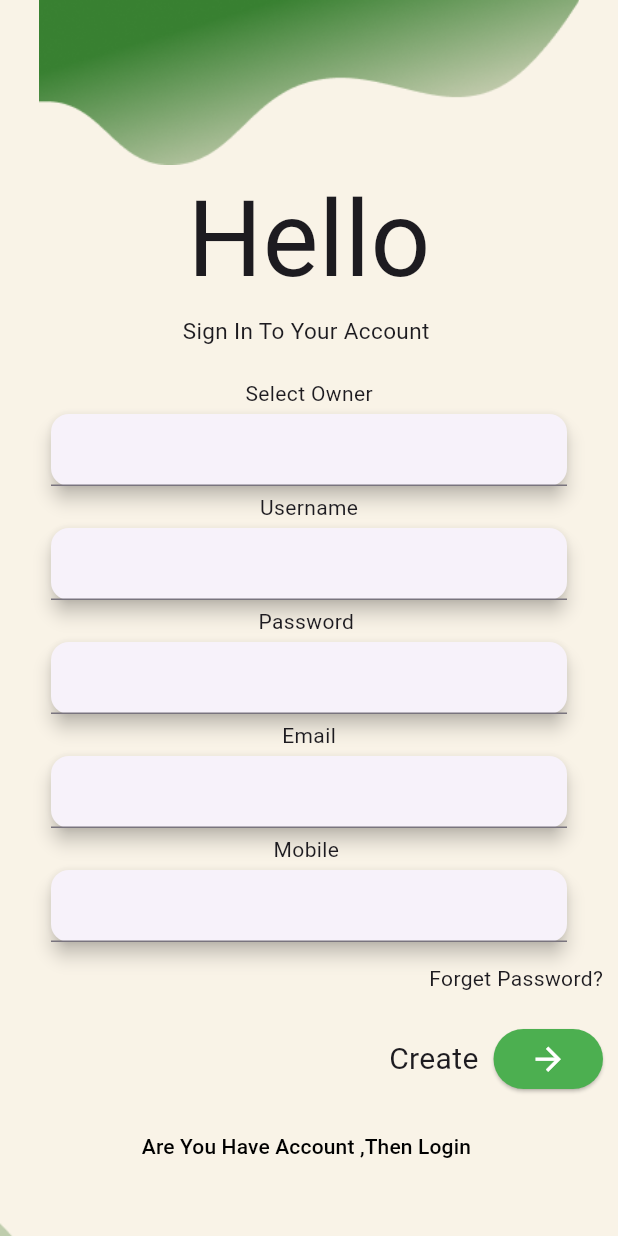
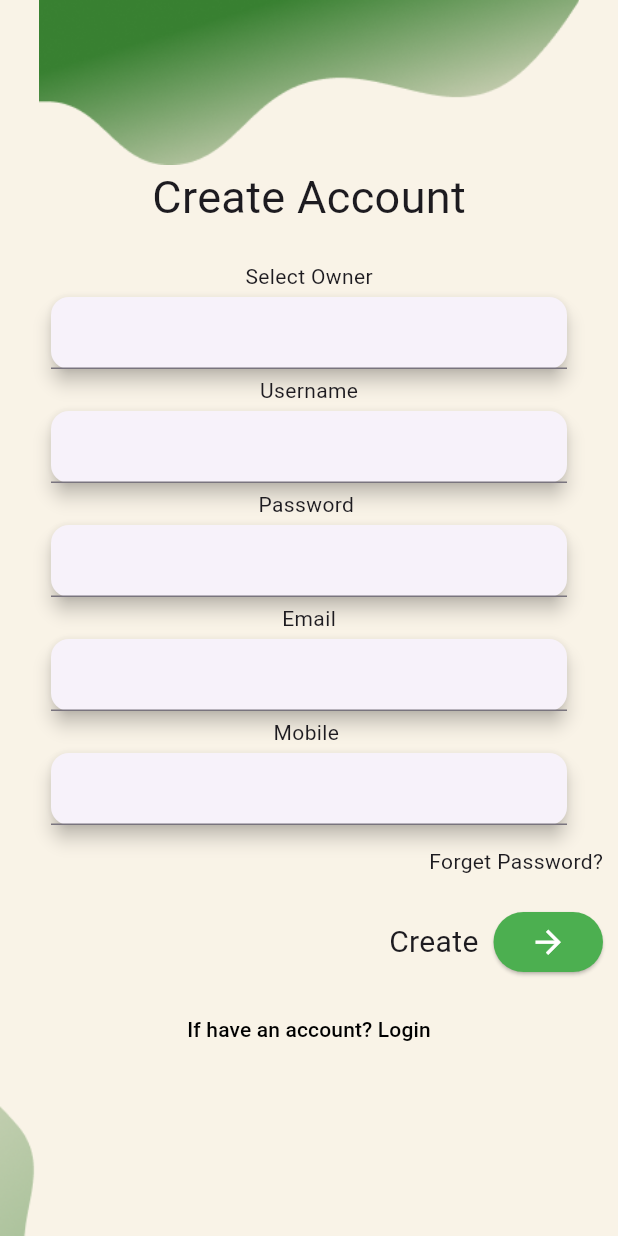
Before and after one commit to durgesh-kanzariya/Dukan-Sathi-Mobile-Application, a Flutter app: the SignIn screen opened directly, on a phone screen of 412 x 824 dp. Run offline on Flutter 3.47's test engine with Material 3 defaults, Android fonts, the phone set to English and light mode, and no system bars.

Commit message:
update_sign_in_page

```diff
--- a/dukan_sathi/lib/sign_in.dart
+++ b/dukan_sathi/lib/sign_in.dart
@@ -28,11 +28,7 @@ class SignIn extends StatelessWidget {
                 height: 110,
                 width: double.infinity,
               ),
-              Text("Hello", style: TextStyle(fontSize: 70)),
-              Text(
-                "Sign In To Your Account ",
-                style: TextStyle(fontSize: 15, fontWeight: FontWeight.normal),
-              ),
+              Text("Create Account", style: TextStyle(fontSize: 30)),
 
               Text(""),
 
@@ -129,7 +125,7 @@ class SignIn extends StatelessWidget {
                   foregroundColor: Colors.black,
                   shadowColor: Colors.transparent,
                 ),
-                child: Text("Are You Have Account ,Then Login "),
+                child: Text("If have an account? Login"),
                 onPressed: () {
                   Navigator.push(
                     context,
```
